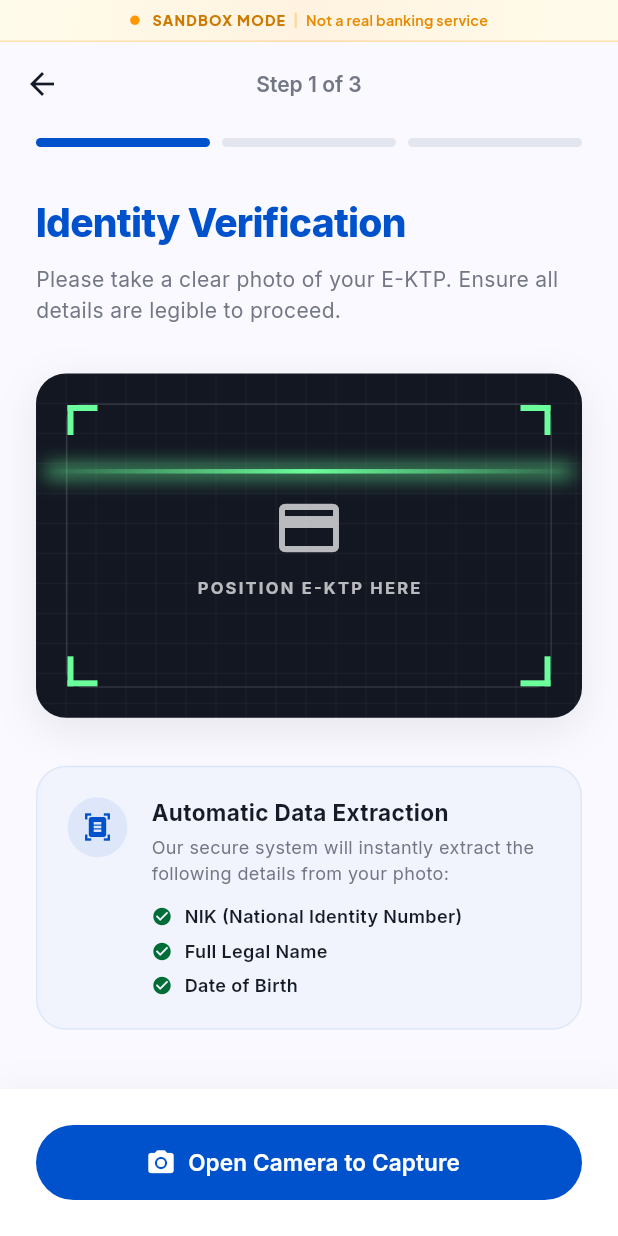
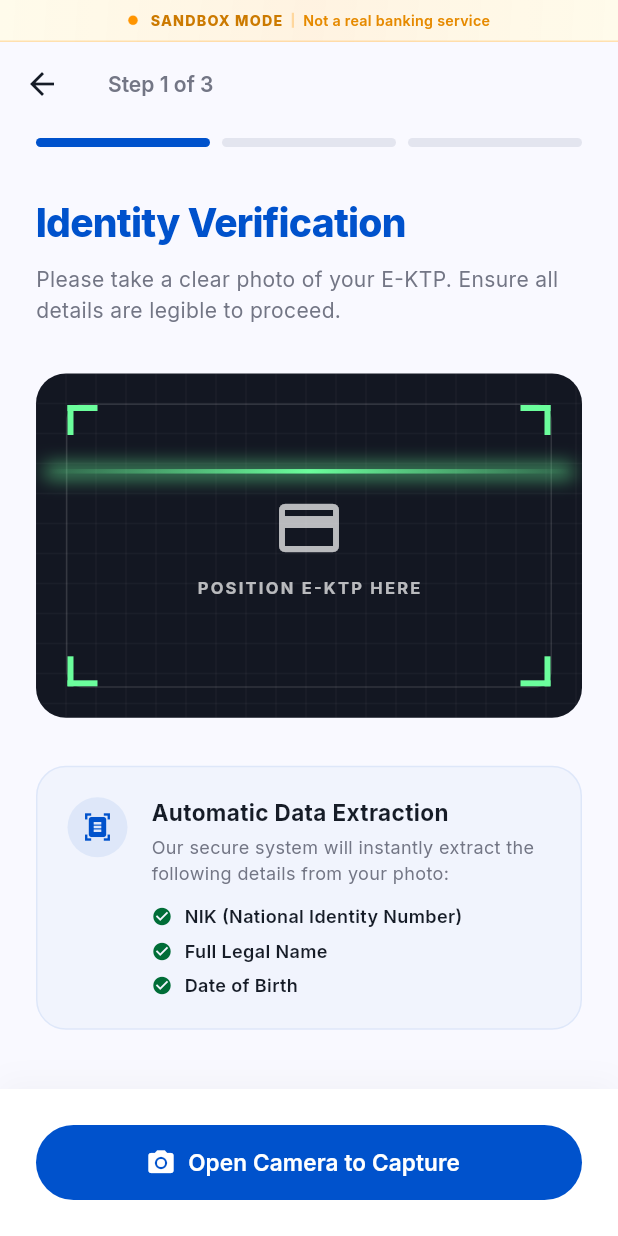
Before and after one commit to faisalaffan/banksatu, a Flutter app: the screen it shows after launch, after a tap on "Buka Rekening", on a phone screen of 412 x 824 dp. Run offline on Flutter 3.47's test engine with Material 3 defaults, Android fonts, the phone set to English and light mode, and no system bars; our stand-ins replace dio, flutter_bloc, flutter_secure_storage, freezed_annotation, get_it, go_router and 1 more; generated files the repository leaves out were written again; statements that could not run were skipped.

Commit message:
refactor: convert core to Cupertino (iOS-native) design
- main.dart: MaterialApp.router → CupertinoApp.router
- app_theme.dart: ThemeData → CupertinoThemeData with Inter font
- custom_bottom_nav.dart: frosted glass → native Cupertino tab bar
- sandbox_banner.dart: remove dart:ui BackdropFilter, use Container
- dashboard_screen.dart: Scaffold → CupertinoPageScaffold, Cupertino widgets
- adaptive_widgets.dart: NEW — Platform-aware scaffold, button, text field, loading, error

Screen content retains Material slivers/complex widgets where Cupertino
lacks equivalents (DataTable, Stepper, Chip, etc.).

```diff
--- a/mobile/lib/core/theme/app_theme.dart
+++ b/mobile/lib/core/theme/app_theme.dart
@@ -1,135 +1,71 @@
-import 'package:flutter/material.dart';
+import 'package:flutter/cupertino.dart';
+import 'package:flutter/material.dart' show Colors;
 import 'package:google_fonts/google_fonts.dart';
 
 class AppTheme {
   AppTheme._();
 
-  // Curated Harmanious Color Palette
-  static const Color primaryBlue = Color(0xFF0052CC); // BankSatu Blue
+  // Core Color Palette
+  static const Color primaryBlue = Color(0xFF0052CC);
   static const Color primaryBlueDark = Color(0xFF003D9B);
   static const Color primaryBlueLight = Color(0xFFC4D2FF);
 
-  static const Color shariaGreen = Color(0xFF006D37); // Action Green (Success/Sharia)
+  static const Color shariaGreen = Color(0xFF006D37);
   static const Color shariaGreenLight = Color(0xFF6BFE9C);
 
-  static const Color background = Color(0xFFF9F9FF); // Premium Light Canvas
-  static const Color surfaceCard = Colors.white;
-  static const Color textDark = Color(0xFF161C27); // Dark Charcoal (High contrast readable)
+  static const Color background = Color(0xFFF9F9FF);
+  static const Color surfaceCard = Color(0xFFFFFFFF);
+  static const Color textDark = Color(0xFF161C27);
   static const Color textLightGray = Color(0xFF737685);
   static const Color textDisabled = Color(0xFFC3C6D6);
 
   static const Color errorRed = Color(0xFFBA1A1A);
   static const Color warningAmber = Color(0xFF815000);
 
-  // Soft Shadows
-  static List<BoxShadow> get premiumShadow => [
-        BoxShadow(
-          color: const Color(0xFF0C56D0).withOpacity(0.04),
-          offset: const Offset(0, 2),
-          blurRadius: 8,
+  // Cupertino Theme
+  static final CupertinoThemeData cupertinoTheme = CupertinoThemeData(
+    primaryColor: primaryBlue,
+    primaryContrastingColor: Colors.white,
+    barBackgroundColor: background,
+    scaffoldBackgroundColor: background,
+    textTheme: CupertinoTextThemeData(
+      navTitleTextStyle: GoogleFonts.inter(
+        fontSize: 18,
+        fontWeight: FontWeight.w600,
+        color: textDark,
       ),
-      ];
-
-  static List<BoxShadow> get floatingShadow => [
-        BoxShadow(
-          color: Colors.black.withOpacity(0.08),
-          offset: const Offset(0, 8),
-          blurRadius: 24,
-        ),
-      ];
-
-  // Core Light ThemeData
-  static ThemeData get lightTheme {
-    final baseTheme = ThemeData.light();
-    return baseTheme.copyWith(
-      scaffoldBackgroundColor: background,
-      primaryColor: primaryBlue,
-      colorScheme: const ColorScheme.light(
-        primary: primaryBlue,
-        secondary: shariaGreen,
-        background: background,
-        surface: surfaceCard,
-        error: errorRed,
-        onPrimary: Colors.white,
-        onSecondary: Colors.white,
-        onBackground: textDark,
-        onSurface: textDark,
-      ),
-      textTheme: GoogleFonts.interTextTheme(baseTheme.textTheme).copyWith(
-        displayLarge: GoogleFonts.inter(
+      navLargeTitleTextStyle: GoogleFonts.inter(
         fontSize: 32,
         fontWeight: FontWeight.w700,
         color: textDark,
         letterSpacing: -0.5,
       ),
-        headlineLarge: GoogleFonts.inter(
-          fontSize: 24,
-          fontWeight: FontWeight.w600,
-          color: textDark,
-          letterSpacing: -0.3,
-        ),
-        titleMedium: GoogleFonts.inter(
-          fontSize: 18,
-          fontWeight: FontWeight.w600,
-          color: textDark,
-        ),
-        bodyLarge: GoogleFonts.inter(
+      textStyle: GoogleFonts.inter(
         fontSize: 16,
         fontWeight: FontWeight.w400,
         color: textDark,
       ),
-        bodyMedium: GoogleFonts.inter(
-          fontSize: 14,
-          fontWeight: FontWeight.w400,
-          color: textDark,
-        ),
-        labelMedium: GoogleFonts.inter(
+      tabLabelTextStyle: GoogleFonts.inter(
         fontSize: 12,
         fontWeight: FontWeight.w500,
         color: textLightGray,
-          letterSpacing: 0.1,
+      ),
+      actionTextStyle: GoogleFonts.inter(
+        fontSize: 16,
+        fontWeight: FontWeight.w400,
+        color: primaryBlue,
+      ),
+      dateTimePickerTextStyle: GoogleFonts.inter(
+        fontSize: 16,
+        color: textDark,
       ),
     ),
-      appBarTheme: const AppBarTheme(
-        backgroundColor: Colors.transparent,
-        elevation: 0,
-        centerTitle: true,
-        iconTheme: IconThemeData(color: textDark),
-        titleTextStyle: TextStyle(
-          color: textDark,
-          fontSize: 18,
-          fontWeight: FontWeight.w600,
-        ),
-      ),
-      cardTheme: CardThemeData(
-        color: surfaceCard,
-        elevation: 0,
-        shape: RoundedRectangleBorder(
-          borderRadius: BorderRadius.circular(16),
-          side: const BorderSide(color: Color(0xFFE8EEFF), width: 1),
-        ),
-      ),
-      inputDecorationTheme: InputDecorationTheme(
-        filled: true,
-        fillColor: surfaceCard,
-        contentPadding: const EdgeInsets.symmetric(horizontal: 16, vertical: 16),
-        border: OutlineInputBorder(
-          borderRadius: BorderRadius.circular(12),
-          borderSide: const BorderSide(color: Color(0xFFC3C6D6), width: 1),
-        ),
-        enabledBorder: OutlineInputBorder(
-          borderRadius: BorderRadius.circular(12),
-          borderSide: const BorderSide(color: Color(0xFFE3E8F9), width: 1),
-        ),
-        focusedBorder: OutlineInputBorder(
-          borderRadius: BorderRadius.circular(12),
-          borderSide: const BorderSide(color: primaryBlue, width: 2),
-        ),
-        labelStyle: const TextStyle(color: textLightGray, fontSize: 14),
-      ),
-      buttonTheme: const ButtonThemeData(
-        height: 48,
-      ),
   );
+
+  // Shared border radius
+  static const double radiusSm = 4;
+  static const double radiusMd = 8;
+  static const double radiusLg = 12;
+  static const double radiusXl = 16;
+  static const double radiusFull = 9999;
 }
-}
--- a/mobile/lib/core/widgets/sandbox_banner.dart
+++ b/mobile/lib/core/widgets/sandbox_banner.dart
@@ -1,6 +1,4 @@
-import 'dart:ui';
 import 'package:flutter/cupertino.dart';
-import 'package:google_fonts/google_fonts.dart';
 
 class SandboxBanner extends StatefulWidget {
   const SandboxBanner({super.key});
@@ -22,10 +20,9 @@
       duration: const Duration(milliseconds: 1800),
     )..repeat(reverse: false);
 
-    _pulseAnimation = Tween<double>(
-      begin: 0.0,
-      end: 1.0,
-    ).animate(CurvedAnimation(parent: _pulseController, curve: Curves.easeOut));
+    _pulseAnimation = Tween<double>(begin: 0.0, end: 1.0).animate(
+      CurvedAnimation(parent: _pulseController, curve: Curves.easeOut),
+    );
   }
 
   @override
@@ -36,104 +33,75 @@
 
   @override
   Widget build(BuildContext context) {
-    // Elegant Apple Orange (0xFFFF9500) and Apple Yellow (0xFFFFCC00)
     const orangeColor = Color(0xFFFF9500);
     const yellowColor = Color(0xFFFFCC00);
 
-    return DefaultTextStyle(
-      style: const TextStyle(decoration: TextDecoration.none),
-      child: ClipRect(
-        child: BackdropFilter(
-          filter: ImageFilter.blur(sigmaX: 8.0, sigmaY: 8.0),
-          child: Container(
-            height: 28.0,
+    return Container(
+      height: 28,
       width: double.infinity,
-            decoration: BoxDecoration(
+      decoration: const BoxDecoration(
         gradient: LinearGradient(
-                colors: [
-                  yellowColor.withOpacity(0.08),
-                  orangeColor.withOpacity(0.12),
-                  yellowColor.withOpacity(0.08),
-                ],
+          colors: [Color(0x14FFCC00), Color(0x1EFF9500), Color(0x14FFCC00)],
           begin: Alignment.topLeft,
           end: Alignment.bottomRight,
         ),
         border: Border(
-                bottom: BorderSide(
-                  color: orangeColor.withOpacity(0.25),
-                  width: 1.0,
-                ),
+          bottom: BorderSide(color: Color(0x40FF9500), width: 1),
         ),
       ),
       alignment: Alignment.center,
       child: Row(
         mainAxisAlignment: MainAxisAlignment.center,
         children: [
-                // Pulsing Glowing Dot
           Stack(
             alignment: Alignment.center,
             children: [
-                    // Animated Ripple Circle
               AnimatedBuilder(
                 animation: _pulseAnimation,
                 builder: (context, child) {
                   return Opacity(
                     opacity: 1.0 - _pulseAnimation.value,
                     child: Container(
-                            width: 6.0 + (_pulseAnimation.value * 14.0),
-                            height: 6.0 + (_pulseAnimation.value * 14.0),
+                      width: 6.0 + (_pulseAnimation.value * 14),
+                      height: 6.0 + (_pulseAnimation.value * 14),
                       decoration: BoxDecoration(
                         shape: BoxShape.circle,
-                              color: orangeColor.withOpacity(0.4),
+                        color: orangeColor.withAlpha(102),
                       ),
                     ),
                   );
                 },
               ),
-                    // Core Solid Dot
-                    Container(
-                      width: 6.0,
-                      height: 6.0,
-                      decoration: const BoxDecoration(
-                        shape: BoxShape.circle,
-                        color: orangeColor,
-                      ),
+              const CircleAvatar(
+                radius: 3,
+                backgroundColor: orangeColor,
               ),
             ],
           ),
           const SizedBox(width: 8),
-
-                // Sandbox Text
-                Text(
+          const Text(
             'SANDBOX MODE',
-                  style: GoogleFonts.plusJakartaSans(
+            style: TextStyle(
               fontSize: 9.5,
               fontWeight: FontWeight.w800,
-                    color: const Color(0xFFCC7A00),
+              color: Color(0xFFCC7A00),
               letterSpacing: 0.8,
             ),
           ),
           const SizedBox(width: 6),
-                Container(
-                  width: 1.5,
-                  height: 10,
-                  color: orangeColor.withOpacity(0.3),
-                ),
+          Container(width: 1.5, height: 10, color: orangeColor.withAlpha(77)),
           const SizedBox(width: 6),
-                Text(
+          const Text(
             'Not a real banking service',
-                  style: GoogleFonts.plusJakartaSans(
+            style: TextStyle(
               fontSize: 9.5,
               fontWeight: FontWeight.w600,
-                    color: const Color(0xFFE68A00),
+              color: Color(0xFFE68A00),
               letterSpacing: 0.2,
             ),
           ),
         ],
       ),
-          ),
-        ),
-      ),
     );
   }
 }
--- a/mobile/lib/main.dart
+++ b/mobile/lib/main.dart
@@ -1,4 +1,4 @@
-import 'package:flutter/material.dart';
+import 'package:flutter/cupertino.dart';
 import 'package:flutter_bloc/flutter_bloc.dart';
 import 'package:intl/date_symbol_data_local.dart';
 import 'package:banksatu_mobile/core/config/app_config.dart';
@@ -16,7 +16,6 @@
 void main() async {
   WidgetsFlutterBinding.ensureInitialized();
 
-  // Init config — override via --dart-define di build command
   AppConfig.init(AppConfig.development());
 
   await initializeDateFormatting('id_ID', null);
@@ -47,30 +46,18 @@
           create: (_) => sl<FutureRailsBloc>()..add(LoadFutureRails()),
         ),
       ],
-      child: MaterialApp.router(
+      child: CupertinoApp.router(
         title: 'BankSatu',
-        theme: AppTheme.lightTheme,
+        theme: AppTheme.cupertinoTheme,
         routerConfig: appRouter,
         debugShowCheckedModeBanner: false,
         builder: (context, child) {
-          final originalPadding = MediaQuery.of(context).padding;
           return SessionTimeoutManager(
-            child: Container(
-              color:
-                  Colors.white, // Prevents blackouts behind system status bar
-              child: Column(
-                children: [
-                  const SafeArea(bottom: false, child: SandboxBanner()),
-                  Expanded(
-                    child: MediaQuery(
-                      data: MediaQuery.of(
-                        context,
-                      ).copyWith(padding: originalPadding.copyWith(top: 0)),
-                      child: child!,
-                    ),
-                  ),
-                ],
-              ),
+            child: Column(
+              children: [
+                const SandboxBanner(),
+                Expanded(child: child!),
+              ],
             ),
           );
         },
```
Also changed, not shown: mobile/lib/core/widgets/adaptive_widgets.dart (added, +182 -0 lines), mobile/lib/core/widgets/custom_bottom_nav.dart (+52 -69 lines), mobile/lib/features/dashboard/presentation/dashboard_screen.dart (+12 -17 lines). Lines whose indentation alone changed are shown as unchanged.
